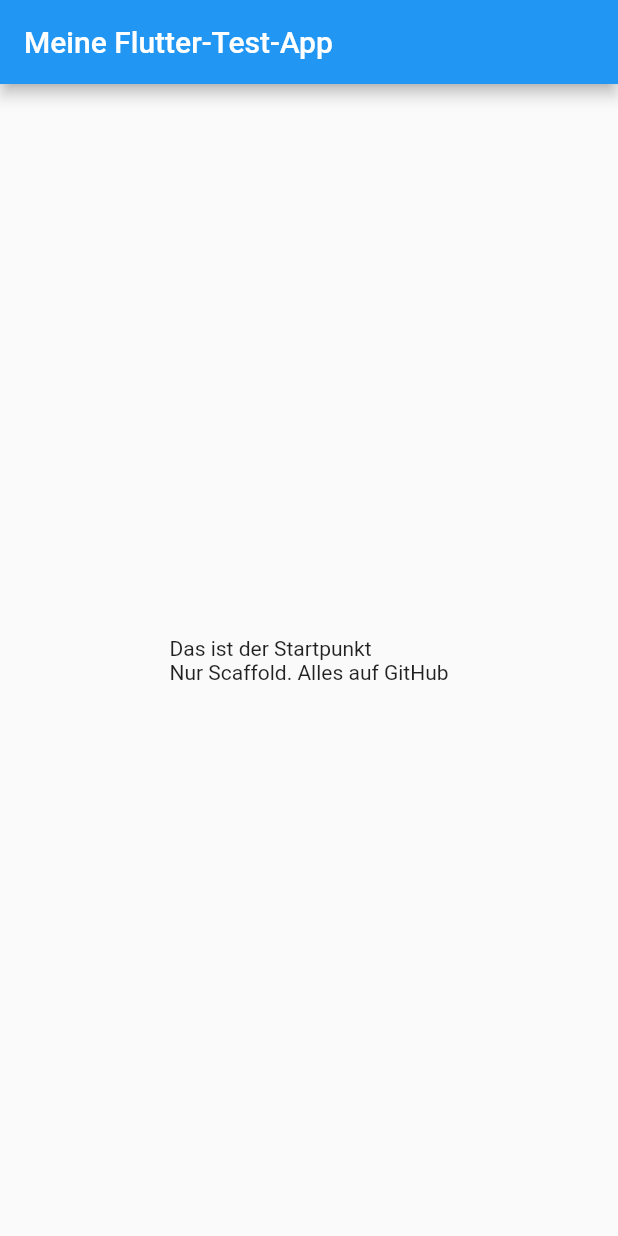
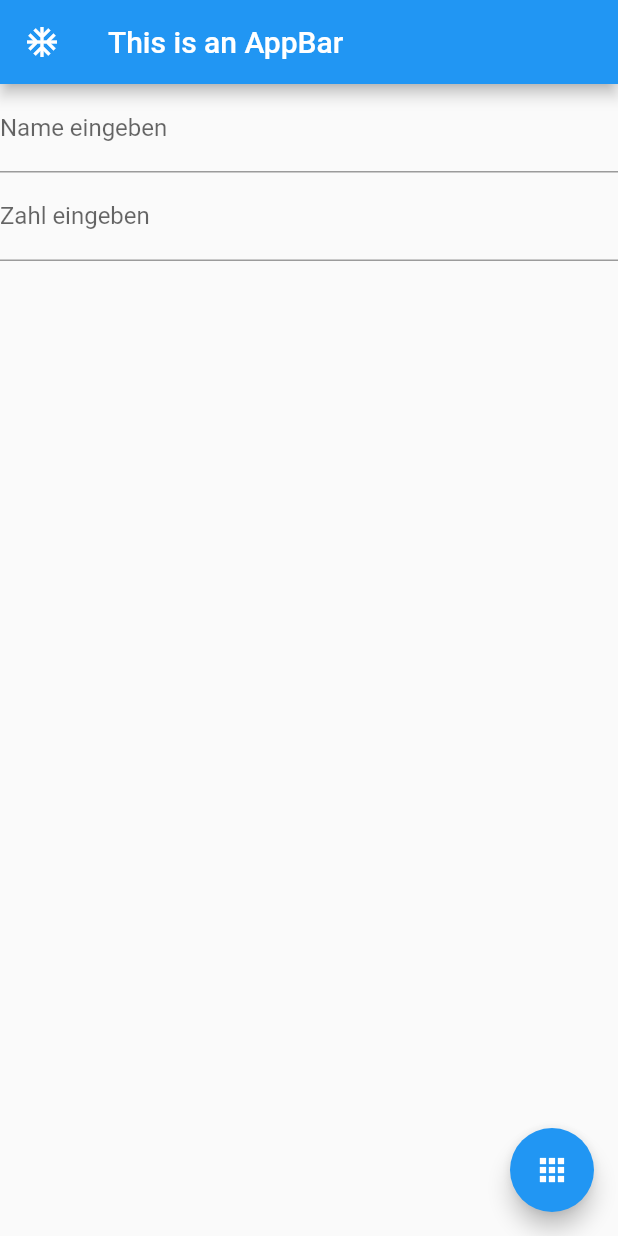
Before and after one commit to swendler/flutter_testing, a Flutter app: the screen it shows after launch, on a phone screen of 412 x 824 dp. Run offline on Flutter 3.47's test engine with Material 2 defaults, Android fonts, the phone set to English and light mode, and no system bars.

Commit message:
stateful widget text i/o

```diff
--- a/lib/main.dart
+++ b/lib/main.dart
@@ -2,26 +2,62 @@ import 'package:flutter/material.dart';
 
 void main() => runApp(MyApp());
 
-class MyApp extends StatelessWidget {
+class MyApp extends StatefulWidget {
   @override
+  _MyAppState createState() => _MyAppState();
+}
+
+class _MyAppState extends State<MyApp> {
+  @override
+  final nameController = TextEditingController();
+  final zahlController = TextEditingController();
+  var ausgabe = '';
+
+  changeText(){
+    setState(() {
+      return ausgabe = "Hallo ${nameController.text}, du hast ${zahlController.text} eingegeben";
+    });
+  }
+
+  @override
+  void dispose() {
+    // Clean up the controller when the Widget is disposed
+    nameController.dispose();
+    zahlController.dispose();
+    super.dispose();
+  }
+
   Widget build(BuildContext context) {
     return MaterialApp(
       debugShowCheckedModeBanner: false,
       home: Scaffold(
         appBar: AppBar(
-          title: Text('Meine Flutter-Test-App'),
+          leading: Icon(Icons.ac_unit),
+          title: Text('This is an AppBar'),
         ),
         body: Center(
-          child: Container(
-            child: Column(
-              mainAxisAlignment: MainAxisAlignment.center,
-              crossAxisAlignment: CrossAxisAlignment.start,
-              children: <Widget>[
-                Text('Das ist der Startpunkt'),
-                Text('Nur Scaffold. Alles auf GitHub'),
-              ],
+          child: Column(children: <Widget>[
+            TextField(
+              controller: nameController,
+              decoration: InputDecoration(
+                labelText: 'Name eingeben',
+              ),
             ),
-          ),
+            TextField(
+              controller: zahlController,
+              keyboardType: TextInputType.numberWithOptions(),
+              decoration: InputDecoration(
+                labelText: 'Zahl eingeben',
+              ),
+            ),
+            Text(ausgabe),
+          ]),
+        ),
+        floatingActionButton: FloatingActionButton(
+          child: Icon(Icons.apps),
+          onPressed: (){
+            changeText();
+          },
         ),
       ),
     );
```
